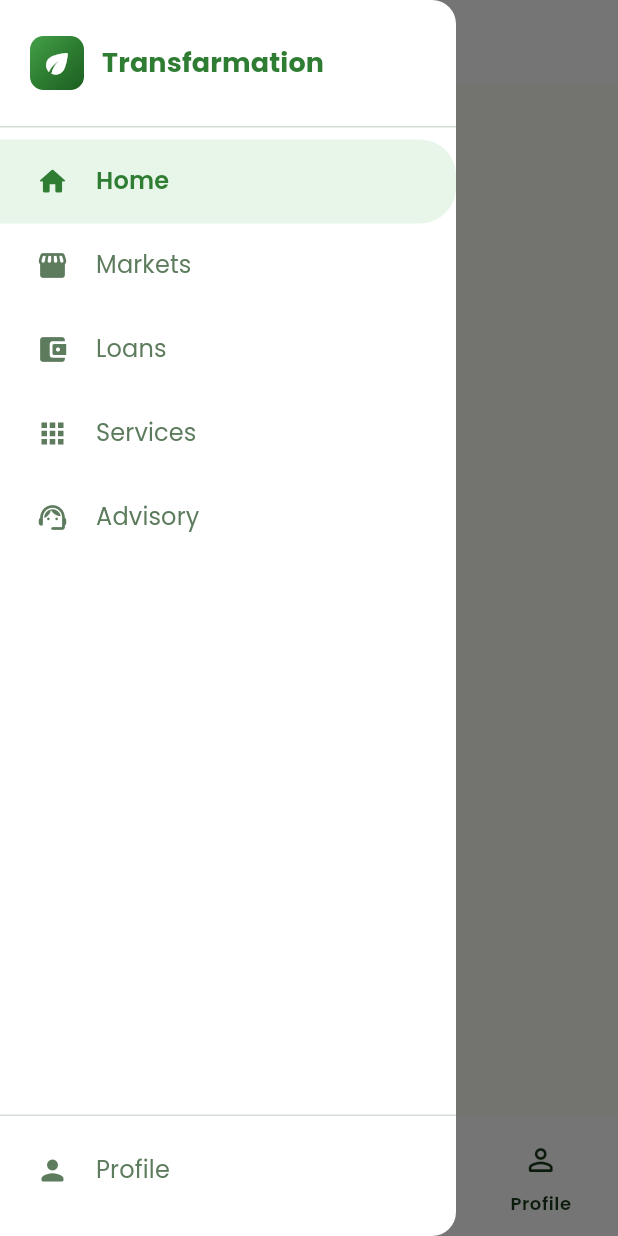
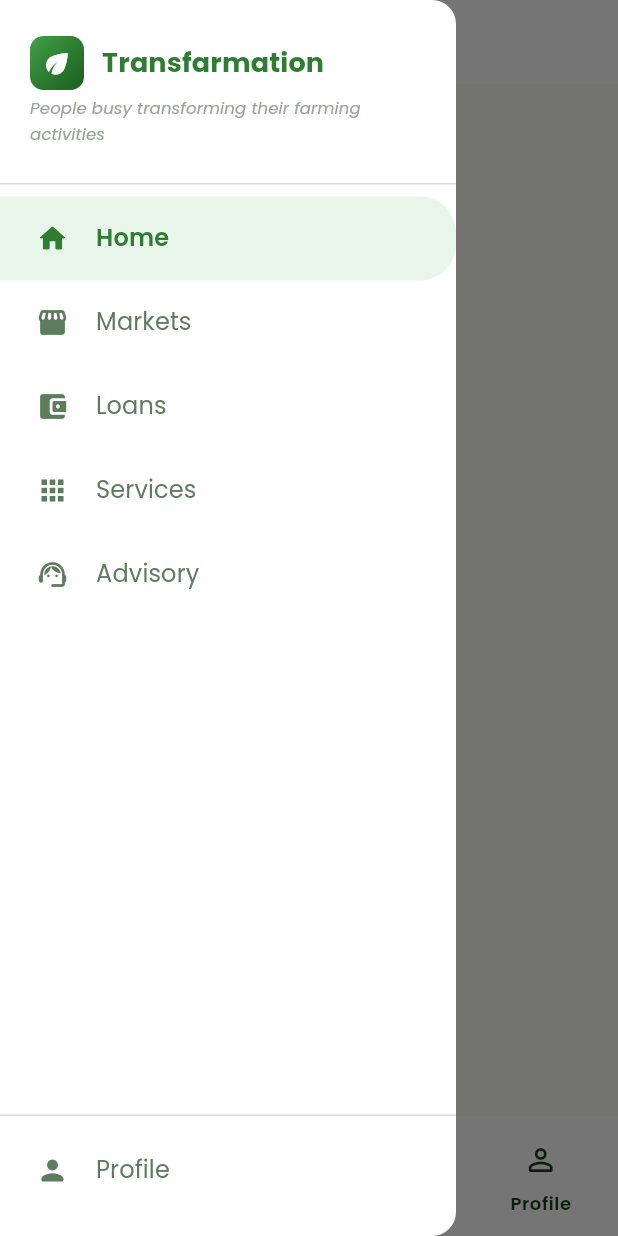
Before and after one commit to taguta/transfarmation, a Flutter app: the AppShell screen opened directly with empty values, with the side drawer open, on a phone screen of 412 x 824 dp. Run offline on Flutter 3.47's test engine with Material 3 defaults, Android fonts, the light colour scheme and no system bars; our stand-ins replace cloud_firestore, connectivity_plus, firebase_auth, firebase_core, fl_chart, flutter_animate and 9 more; accounts and stored records are empty.

Commit message:
Feat: Added Motto to the side menu drawer

```diff
--- a/lib/features/shell/presentation/screens/app_shell.dart
+++ b/lib/features/shell/presentation/screens/app_shell.dart
@@ -45,7 +45,10 @@ class AppShell extends ConsumerWidget {
           children: [
             Padding(
               padding: const EdgeInsets.symmetric(vertical: 24, horizontal: 20),
-              child: Row(
+              child: Column(
+                crossAxisAlignment: CrossAxisAlignment.start,
+                children: [
+                  Row(
                     children: [
                       const _AppLogo(size: 36),
                       const SizedBox(width: 12),
@@ -55,6 +58,18 @@ class AppShell extends ConsumerWidget {
                           color: AppColors.primary,
                           fontWeight: FontWeight.w700,
                           fontSize: 18,
+                          fontFamily: 'Poppins',
+                        ),
+                      ),
+                    ],
+                  ),
+                  const SizedBox(height: 4),
+                  Text(
+                    'People busy transforming their farming activities',
+                    style: TextStyle(
+                      color: AppColors.textTertiary,
+                      fontSize: 11,
+                      fontStyle: FontStyle.italic,
                       fontFamily: 'Poppins',
                     ),
                   ),
@@ -136,7 +151,11 @@ class AppShell extends ConsumerWidget {
       child: Row(
         mainAxisAlignment: MainAxisAlignment.center,
         children: [
-          Icon(Icons.cloud_off_rounded, size: 16, color: Colors.orange.shade900),
+          Icon(
+            Icons.cloud_off_rounded,
+            size: 16,
+            color: Colors.orange.shade900,
+          ),
           const SizedBox(width: 8),
           Text(
             'Offline Mode: $pendingCount items waiting to sync',
@@ -180,20 +199,22 @@ class AppShell extends ConsumerWidget {
         ),
         drawer: _buildDrawer(context, currentIndex),
         body: Column(
-          children: [
-            _buildSyncBanner(pendingCount),
-            Expanded(child: child),
-          ],
+          children: [_buildSyncBanner(pendingCount), Expanded(child: child)],
         ),
         bottomNavigationBar: NavigationBar(
-          selectedIndex: [0, 1, 2].contains(currentIndex)
+          selectedIndex:
+              [0, 1, 2].contains(currentIndex)
                   ? currentIndex
                   : (currentIndex == 5 ? 3 : 0),
           onDestinationSelected: (idx) {
-            if (idx == 0) _navigate(context, 0);
-            else if (idx == 1) _navigate(context, 1);
-            else if (idx == 2) _navigate(context, 2);
-            else if (idx == 3) _navigate(context, 5);
+            if (idx == 0)
+              _navigate(context, 0);
+            else if (idx == 1)
+              _navigate(context, 1);
+            else if (idx == 2)
+              _navigate(context, 2);
+            else if (idx == 3)
+              _navigate(context, 5);
           },
           backgroundColor: AppColors.surface,
           indicatorColor: AppColors.primarySurface,
@@ -245,19 +266,35 @@ class AppShell extends ConsumerWidget {
               fontSize: 13,
               fontFamily: 'Poppins',
             ),
-            leading: const Padding(
-              padding: EdgeInsets.symmetric(vertical: 16),
-              child: Row(
+            leading: Padding(
+              padding: const EdgeInsets.symmetric(vertical: 16),
+              child: Column(
+                crossAxisAlignment: CrossAxisAlignment.start,
+                mainAxisSize: MainAxisSize.min,
+                children: [
+                  Row(
                     mainAxisSize: MainAxisSize.min,
                     children: [
                       _AppLogo(size: 36),
-                  SizedBox(width: 10),
-                  Text(
+                      const SizedBox(width: 10),
+                      const Text(
                         'Transfarmation',
                         style: TextStyle(
                           color: AppColors.primary,
                           fontWeight: FontWeight.w700,
                           fontSize: 15,
+                          fontFamily: 'Poppins',
+                        ),
+                      ),
+                    ],
+                  ),
+                  const SizedBox(height: 4),
+                  const Text(
+                    'People busy transforming their farming activities',
+                    style: TextStyle(
+                      color: AppColors.textTertiary,
+                      fontSize: 10,
+                      fontStyle: FontStyle.italic,
                       fontFamily: 'Poppins',
                     ),
                   ),
```
Also changed, not shown: 1 other file. Lines whose indentation alone changed are shown as unchanged.
